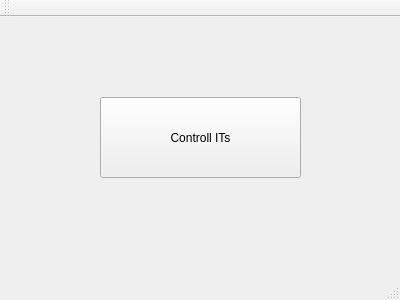
The window that mainwindow.ui (Jass2100/ardrone_ros-1) describes before a commit, drawn with Qt 5.
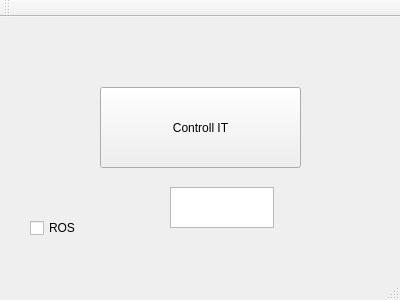
The same window after the commit. Icons and pictures are not drawn.

Commit message: just for example

What changed in the file:
```diff
--- a/mainwindow.ui
+++ b/mainwindow.ui
@@ -22,13 +22,36 @@
     <property name="geometry">
      <rect>
       <x>100</x>
-      <y>80</y>
+      <y>70</y>
       <width>201</width>
       <height>81</height>
      </rect>
     </property>
     <property name="text">
-     <string>Controll ITs</string>
+     <string>Controll IT</string>
+    </property>
+   </widget>
+   <widget class="QCheckBox" name="checkBox">
+    <property name="geometry">
+     <rect>
+      <x>30</x>
+      <y>200</y>
+      <width>97</width>
+      <height>22</height>
+     </rect>
+    </property>
+    <property name="text">
+     <string>ROS</string>
+    </property>
+   </widget>
+   <widget class="QTextEdit" name="textEdit">
+    <property name="geometry">
+     <rect>
+      <x>170</x>
+      <y>170</y>
+      <width>104</width>
+      <height>41</height>
+     </rect>
     </property>
    </widget>
   </widget>
```
